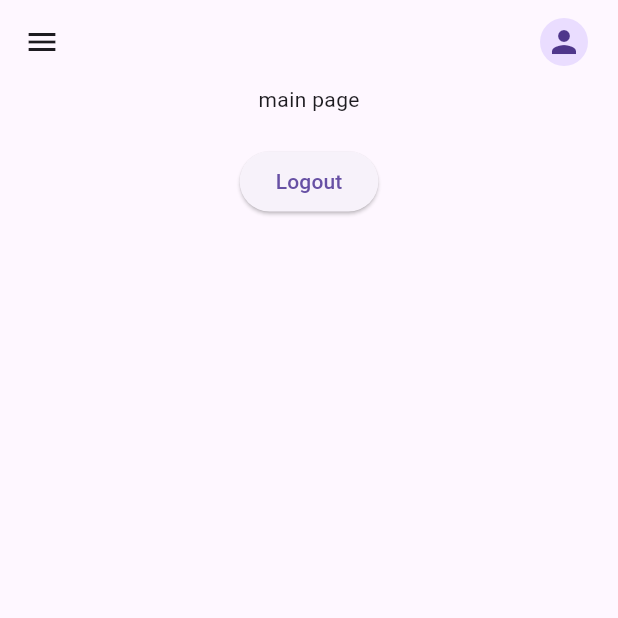
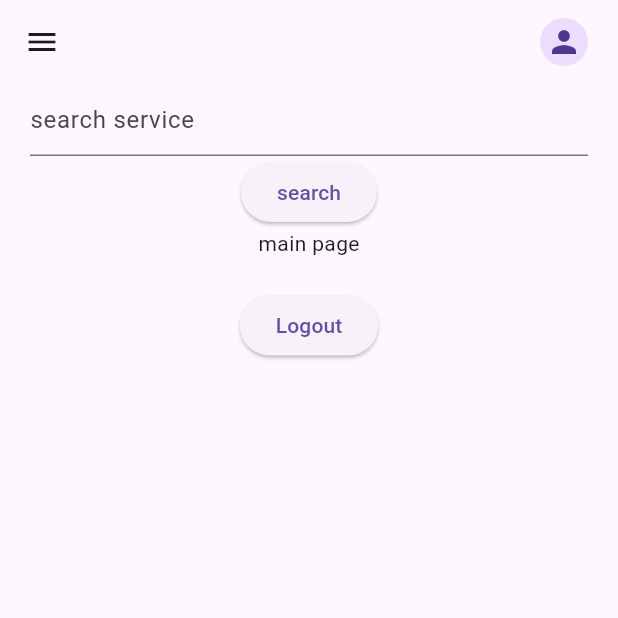
Before and after one commit to beeploop/NearbyAssist_mobile, a Flutter app: the Homapage screen opened by its route, on a phone screen of 412 x 824 dp, the top half of it. Run offline on Flutter 3.47's test engine with Material 3 defaults, Android fonts, the phone set to English and light mode, and no system bars; our stand-ins replace get_it, go_router; missing offline and left inert: flutter_facebook_auth; accounts and stored records are empty.

Commit message:
feat: service search bar widget

```diff
--- a/lib/screens/home.dart
+++ b/lib/screens/home.dart
@@ -2,6 +2,7 @@ import 'package:flutter/material.dart';
 import 'package:nearby_assist/controller/auth_controller.dart';
 import 'package:nearby_assist/main.dart';
 import 'package:nearby_assist/model/auth_model.dart';
+import 'package:nearby_assist/widgets/search_service.dart';
 
 class Homapage extends StatefulWidget {
   const Homapage({super.key});
@@ -48,6 +49,7 @@ class _Homepage extends State<Homapage> {
       body: Center(
         child: Column(
           children: [
+            const ServiceSearch(),
             const Text('main page'),
             Text(userInfo!.name),
             ElevatedButton(
--- /dev/null
+++ b/lib/widgets/search_service.dart
@@ -0,0 +1,43 @@
+import 'package:flutter/material.dart';
+
+class ServiceSearch extends StatefulWidget {
+  const ServiceSearch({super.key});
+
+  @override
+  State<ServiceSearch> createState() => _ServiceSearch();
+}
+
+class _ServiceSearch extends State<ServiceSearch> {
+  final TextEditingController _searchController = TextEditingController();
+
+  @override
+  Widget build(BuildContext context) {
+    return Container(
+        padding: const EdgeInsets.symmetric(horizontal: 20),
+        child: Column(
+          children: [
+            Form(
+              child: TextFormField(
+                controller: _searchController,
+                decoration: const InputDecoration(hintText: 'search service'),
+              ),
+            ),
+            ElevatedButton(
+              onPressed: () {
+                FocusManager.instance.primaryFocus?.unfocus();
+                _handleSearch();
+              },
+              child: const Text('search'),
+            ),
+          ],
+        ));
+  }
+
+  void _handleSearch() {
+    if (_searchController.text.isEmpty) {
+      return;
+    }
+
+    debugPrint(_searchController.value.text);
+  }
+}
```
